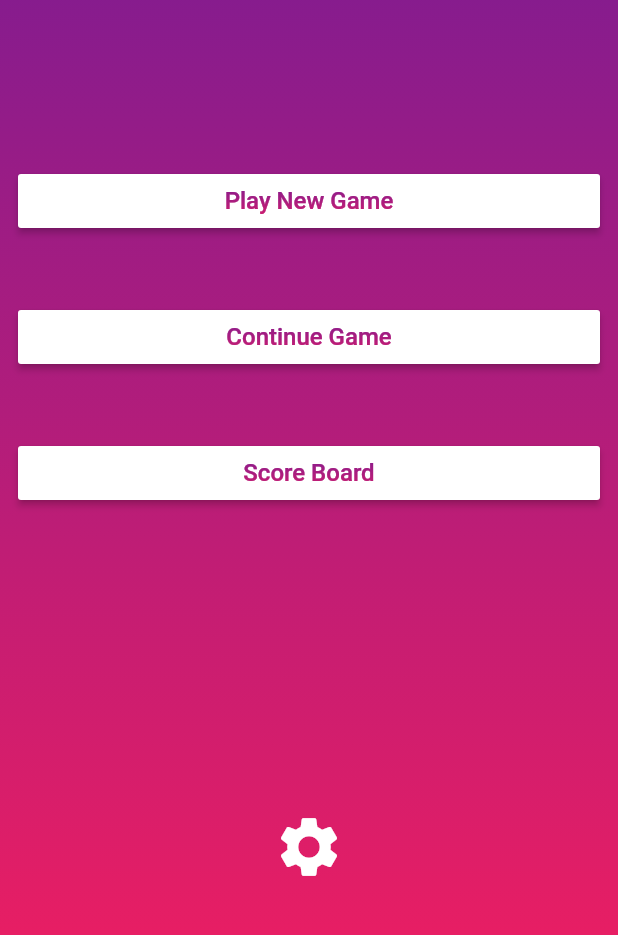
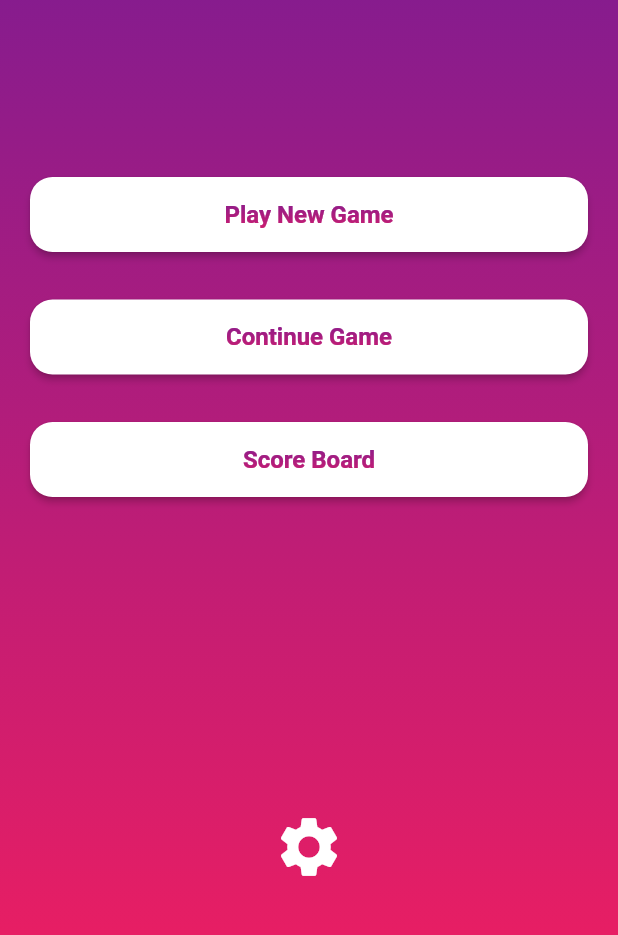
Before and after one commit to Kenneth5259/KolorKlash, a Flutter app: the screen it shows after launch, on a phone screen of 412 x 824 dp, the part 281-1216 px from its top. Run offline on Flutter 3.47's test engine with Material 2 defaults, Android fonts, the phone set to English and light mode, and no system bars; our stand-ins replace audioplayers, flutter_redux, redux.

Commit message:
Update UI components and introduce volume control
refactors menu buttons  A new `volume_slider` widget has been created to control the volume within the app rather than being separate.

```diff
--- /dev/null
+++ b/lib/widgets/gradient_text.dart
@@ -0,0 +1,17 @@
+import 'package:flutter/material.dart';
+import 'package:kolor_klash/widgets/white_menu_text.dart';
+
+import '../styles/background_gradient.dart';
+
+class GradientText extends StatelessWidget {
+  final String buttonText;
+  const GradientText({super.key, required this.buttonText});
+
+  @override
+  Widget build(BuildContext context) {
+    return ShaderMask(
+        shaderCallback: (bounds) => backgroundGradient.createShader(bounds),
+        child: WhiteStyledText(text: buttonText)
+    );
+  }
+}
--- a/lib/widgets/menu_button.dart
+++ b/lib/widgets/menu_button.dart
@@ -1,27 +1,35 @@
 import 'package:flutter/material.dart';
-import 'package:kolor_klash/styles/background_gradient.dart';
-import 'package:kolor_klash/widgets/white_menu_text.dart';
+import 'package:kolor_klash/widgets/gradient_text.dart';
 
 class MenuButton extends StatelessWidget {
   final String buttonText;
   final Function onPressed;
+  final double? height;
 
-  const MenuButton({super.key, required this.buttonText, required this.onPressed});
+  const MenuButton({super.key, required this.buttonText, required this.onPressed, this.height});
 
   @override
   Widget build(BuildContext context) {
-    return MaterialButton(
+    return Padding(
+      padding: const EdgeInsets.all(8.0),
+      child: MaterialButton(
         color: Colors.white,
+        shape: RoundedRectangleBorder(
+          borderRadius: BorderRadius.circular(15)
+        ),
+        child: Container(
+          constraints: BoxConstraints(
+            minHeight: height ?? 50
+          ),
           child: Row(
             mainAxisAlignment: MainAxisAlignment.center,
             children: [
-          ShaderMask(
-              shaderCallback: (bounds) => backgroundGradient.createShader(bounds),
-              child: WhiteStyledText(text: buttonText)
-          )
+              GradientText(buttonText: buttonText)
             ],
           ),
+        ),
         onPressed: () => onPressed(),
+      ),
     );
   }
 }
--- a/lib/widgets/white_menu_text.dart
+++ b/lib/widgets/white_menu_text.dart
@@ -2,7 +2,8 @@ import 'package:flutter/material.dart';
 
 class WhiteStyledText extends StatelessWidget {
   final String text;
-  const WhiteStyledText({super.key, required this.text});
+  final double? fontsize;
+  const WhiteStyledText({super.key, required this.text, this.fontsize});
 
   @override
   Widget build(BuildContext context) {
@@ -10,11 +11,12 @@ class WhiteStyledText extends StatelessWidget {
       padding: const EdgeInsets.all(8.0),
       child: Text(
         text,
-        style: const TextStyle(
+        style: TextStyle(
           color: Colors.white,
-          fontSize: 16,
+          fontSize: fontsize ?? 16,
+          fontWeight: FontWeight.w600
         ),
       ),
-    );;
+    );
   }
 }
```
Also changed, not shown: lib/popups/popup_container.dart (+10 -4 lines), lib/popups/settings_menu_popup.dart (+3 -31 lines), lib/widgets/volume_slider.dart (added, +45 -0 lines). Lines whose indentation alone changed are shown as unchanged.
